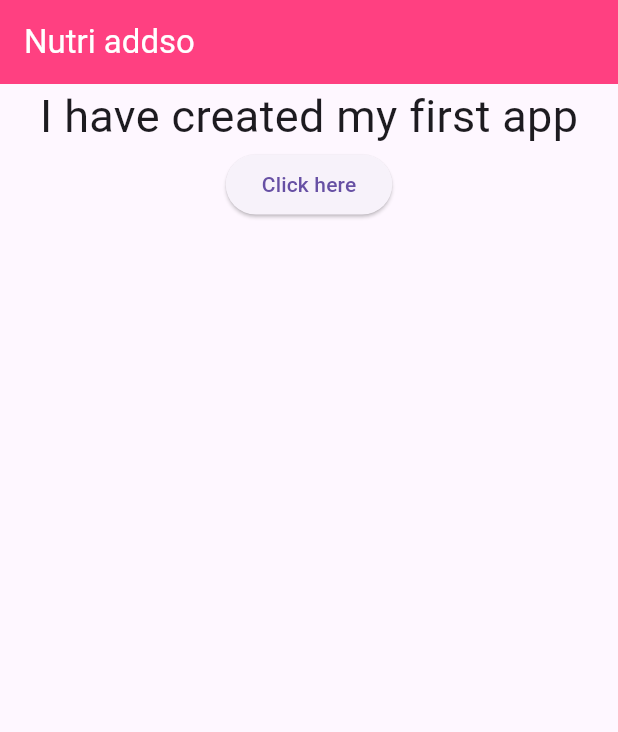
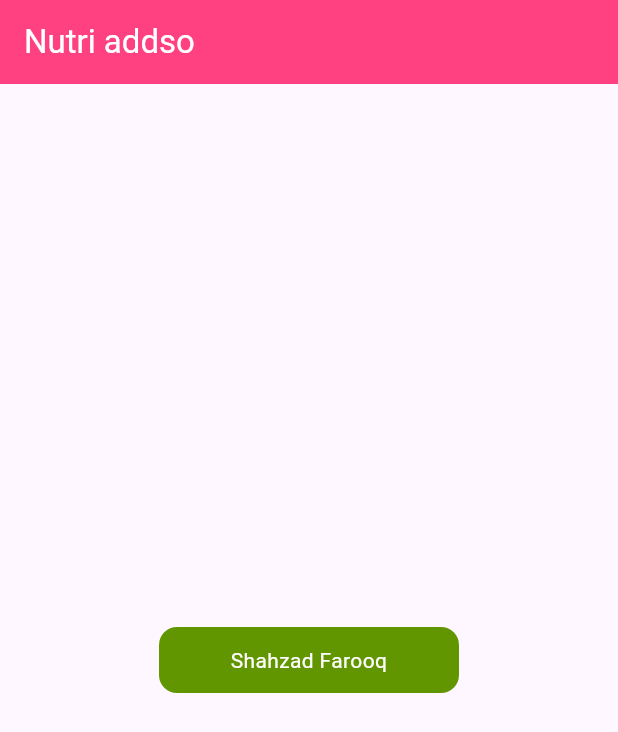
Before and after one commit to crindalwalt/App-Dev-002, a Flutter app: the screen it shows after launch, on a phone screen of 412 x 824 dp. Shown: the top 732 px of the screen. Run offline on Flutter 3.47's test engine with Material 3 defaults, Android fonts, the phone set to English and light mode, and no system bars.

Commit message:
container

```diff
--- a/lib/main.dart
+++ b/lib/main.dart
@@ -8,28 +8,34 @@ void main() {
 }
 
 class HomePage extends StatelessWidget {
+  String content = "Shahzad Farooq";
+
   @override
   Widget build(BuildContext context) {
     return Scaffold(
       appBar: AppBar(
         backgroundColor: Colors.pinkAccent,
-        title: Text(
+        title: const Text(
           "Nutri addso",
           style: TextStyle(color: Colors.white),
         ),
       ),
       body: Center(
-        child: Column(
-          children: [
-            Text(
-              "I have created my first app",
-              style: TextStyle(fontSize: 30.00),
+        child: Container(
+          decoration: BoxDecoration(
+            color: const Color.fromARGB(255, 97, 150, 0),
+            borderRadius: BorderRadius.circular(12),
+          ),
+          padding: EdgeInsets.symmetric(horizontal: 24, vertical: 12),
+          width: 200,
+          // height: 100,
+          child: Text(
+            content,
+            textAlign: TextAlign.center,
+            style: const TextStyle(
+              color: Colors.white,
             ),
-            ElevatedButton(
-              onPressed: () {},
-              child: Text("Click here"),
-            ),
-          ],
+          ),
         ),
       ),
     );
```
